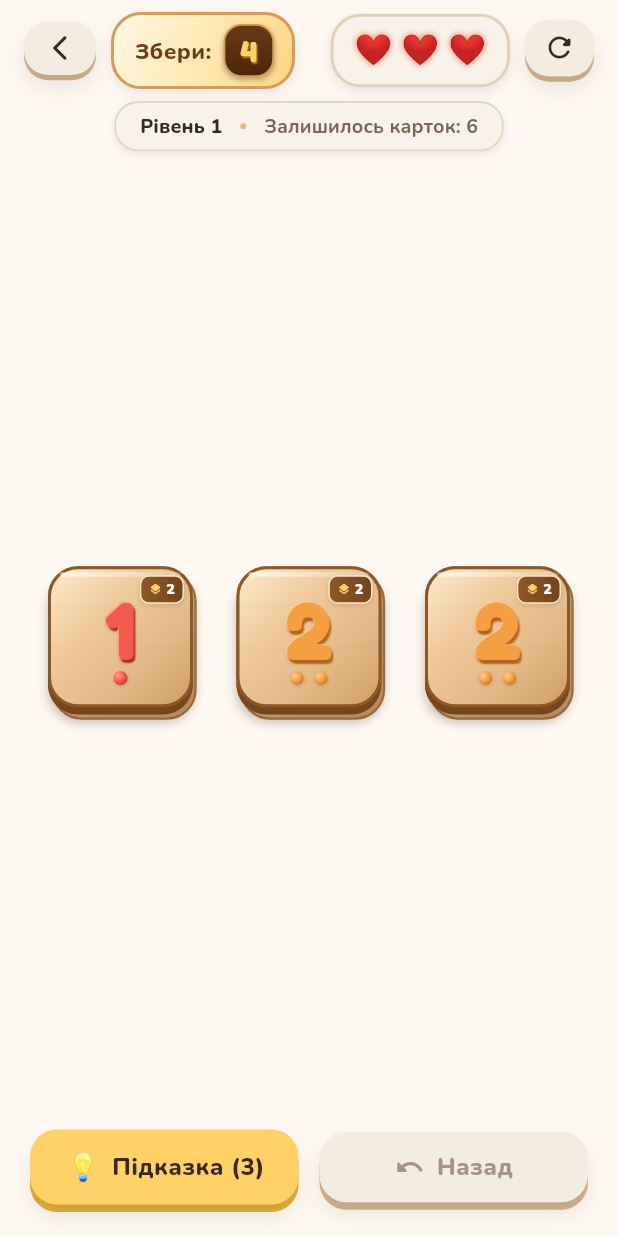
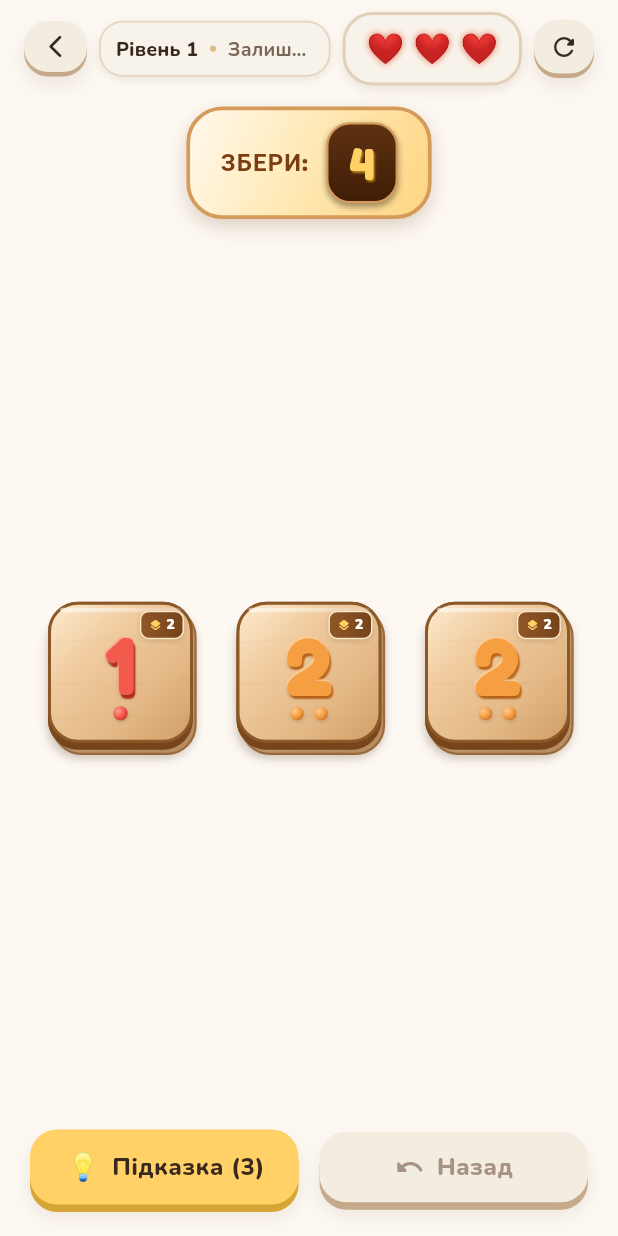
Before and after one commit to Dmitriy-ateo/VCG_NumberParts, a Flutter app: the NumberBondsGameScreen screen opened directly with sample values from the repository, on a phone screen of 412 x 824 dp. Run offline on Flutter 3.47's test engine with Material 3 defaults, Android fonts, the phone set to English and light mode, and no system bars; our stand-ins replace audioplayers, flutter_animate, google_fonts, shared_preferences; accounts and stored records are empty.

Commit message:
refactor(ui): move level status pill to header and elevate TargetBadge to prominent body element

```diff
--- a/lib/features/number_bonds_game/presentation/game_screen.dart
+++ b/lib/features/number_bonds_game/presentation/game_screen.dart
@@ -104,56 +104,25 @@ class _NumberBondsGameScreenState extends State<NumberBondsGameScreen> {
                     children: [
                       // Back Button
                       BouncyButton(
-                        height: 48,
-                        padding: const EdgeInsets.symmetric(horizontal: 14, vertical: 8),
+                        height: 44,
+                        padding: const EdgeInsets.symmetric(horizontal: 12, vertical: 8),
                         backgroundColor: AppColors.surfaceWarm,
                         shadowColor: AppColors.woodBorder,
                         borderRadius: BorderRadius.circular(16),
-                        bevelHeight: 3.5,
+                        bevelHeight: 3.0,
                         onPressed: () => Navigator.of(context).pop(),
                         child: const Icon(
                           Icons.arrow_back_ios_new_rounded,
                           color: AppColors.textPrimary,
-                          size: 20,
+                          size: 18,
                         ),
                       ),
-                      const SizedBox(width: 10),
+                      const SizedBox(width: 8),
 
-                      // Target Badge
-                      TargetBadge(
-                        targetSum: state.level.targetSum,
-                        targetEquation: state.level.targetEquation,
-                      ),
-                      const Spacer(),
-
-                      // Lives Display (3 Hearts)
-                      LivesDisplay(lives: state.lives, maxLives: state.maxLives),
-                      const SizedBox(width: 10),
-
-                      // Restart Button
-                      BouncyButton(
-                        height: 48,
-                        padding: const EdgeInsets.symmetric(horizontal: 12, vertical: 8),
-                        backgroundColor: AppColors.surfaceWarm,
-                        shadowColor: AppColors.woodBorder,
-                        borderRadius: BorderRadius.circular(16),
-                        bevelHeight: 3.5,
-                        onPressed: () => _controller.restart(),
-                        child: const Icon(
-                          Icons.refresh_rounded,
-                          color: AppColors.textPrimary,
-                          size: 22,
-                        ),
-                      ),
-                    ],
-                  ),
-                ),
-
-                // Card Selection Helper / Subtitle Banner
-                Padding(
-                  padding: const EdgeInsets.symmetric(horizontal: 20, vertical: 4),
+                      // Level + Cards Left Status Pill in Header
+                      Expanded(
                         child: Container(
-                    padding: const EdgeInsets.symmetric(horizontal: 16, vertical: 6),
+                          padding: const EdgeInsets.symmetric(horizontal: 10, vertical: 8),
                           decoration: BoxDecoration(
                             color: AppColors.backgroundCard,
                             borderRadius: BorderRadius.circular(16),
@@ -167,17 +136,18 @@ class _NumberBondsGameScreenState extends State<NumberBondsGameScreen> {
                             ],
                           ),
                           child: Row(
+                            mainAxisAlignment: MainAxisAlignment.center,
                             mainAxisSize: MainAxisSize.min,
-                      mainAxisAlignment: MainAxisAlignment.center,
                             children: [
                               Text(
                                 '${l10n.levelNumberLabel} ${state.level.levelNumber}',
                                 style: AppTextStyles.badge.copyWith(
                                   color: AppColors.textPrimary,
                                   fontWeight: FontWeight.w800,
+                                  fontSize: 13,
                                 ),
                               ),
-                        const SizedBox(width: 12),
+                              const SizedBox(width: 8),
                               Container(
                                 width: 4,
                                 height: 4,
@@ -186,16 +156,53 @@ class _NumberBondsGameScreenState extends State<NumberBondsGameScreen> {
                                   color: AppColors.woodHoney,
                                 ),
                               ),
-                        const SizedBox(width: 12),
-                        Text(
+                              const SizedBox(width: 8),
+                              Flexible(
+                                child: Text(
                                   '${l10n.remainingCards}: ${state.remainingCardsCount}',
                                   style: AppTextStyles.badge.copyWith(
                                     color: AppColors.textSecondary,
                                     fontWeight: FontWeight.w700,
+                                    fontSize: 13,
+                                  ),
+                                  overflow: TextOverflow.ellipsis,
                                 ),
                               ),
                             ],
                           ),
+                        ),
+                      ),
+                      const SizedBox(width: 8),
+
+                      // Lives Display (3 Hearts)
+                      LivesDisplay(lives: state.lives, maxLives: state.maxLives),
+                      const SizedBox(width: 8),
+
+                      // Restart Button
+                      BouncyButton(
+                        height: 44,
+                        padding: const EdgeInsets.symmetric(horizontal: 10, vertical: 8),
+                        backgroundColor: AppColors.surfaceWarm,
+                        shadowColor: AppColors.woodBorder,
+                        borderRadius: BorderRadius.circular(16),
+                        bevelHeight: 3.0,
+                        onPressed: () => _controller.restart(),
+                        child: const Icon(
+                          Icons.refresh_rounded,
+                          color: AppColors.textPrimary,
+                          size: 20,
+                        ),
+                      ),
+                    ],
+                  ),
+                ),
+
+                // Hero Target Badge in Body (Prominent & Focused)
+                Padding(
+                  padding: const EdgeInsets.fromLTRB(16, 6, 16, 2),
+                  child: TargetBadge(
+                    targetSum: state.level.targetSum,
+                    targetEquation: state.level.targetEquation,
                   ),
                 ),
 
--- a/lib/features/number_bonds_game/presentation/widgets/target_badge.dart
+++ b/lib/features/number_bonds_game/presentation/widgets/target_badge.dart
@@ -18,62 +18,76 @@ class TargetBadge extends StatelessWidget {
   Widget build(BuildContext context) {
     final l10n = AppLocalizations.of(context).strings;
     final displayText = targetEquation ?? '$targetSum';
+    final isEquation = targetEquation != null;
 
-    return Container(
-      padding: const EdgeInsets.fromLTRB(14, 6, 12, 6),
+    return Center(
+      child: Container(
+        margin: const EdgeInsets.symmetric(vertical: 4),
+        padding: const EdgeInsets.symmetric(horizontal: 20, vertical: 8),
         decoration: BoxDecoration(
           gradient: const LinearGradient(
             begin: Alignment.topLeft,
             end: Alignment.bottomRight,
             colors: [
-            Color(0xFFFFF7E6),
+              Color(0xFFFFF9EE),
               Color(0xFFFFE8B3),
               Color(0xFFFFD480),
             ],
           ),
-        borderRadius: BorderRadius.circular(20),
+          borderRadius: BorderRadius.circular(24),
           border: Border.all(
             color: const Color(0xFFD49B5A),
-          width: 2.0,
+            width: 2.5,
           ),
           boxShadow: const [
             BoxShadow(
-            color: AppColors.shadowWarm,
-            offset: Offset(0, 3),
-            blurRadius: 6,
+              color: Color(0x356B3A16),
+              offset: Offset(0, 5),
+              blurRadius: 10,
             ),
           ],
         ),
         child: Row(
           mainAxisSize: MainAxisSize.min,
+          crossAxisAlignment: CrossAxisAlignment.center,
           children: [
+            // Target Label
             Text(
-            '${l10n.targetSumDisplay}:',
-            style: AppTextStyles.titleSmall.copyWith(
-              color: const Color(0xFF6B3A16),
-              fontSize: 15,
-              fontWeight: FontWeight.w800,
+              '${l10n.targetSumDisplay.toUpperCase()}:',
+              style: GoogleFonts.fredoka(
+                color: const Color(0xFF7A3E12),
+                fontSize: 16,
+                fontWeight: FontWeight.w700,
+                letterSpacing: 0.8,
               ),
             ),
-          const SizedBox(width: 8),
+            const SizedBox(width: 12),
+
+            // Inset Dark Wood & Clay Target Plate
             Container(
-            padding: const EdgeInsets.symmetric(horizontal: 10, vertical: 2),
+              padding: EdgeInsets.symmetric(
+                horizontal: isEquation ? 16 : 14,
+                vertical: 4,
+              ),
               decoration: BoxDecoration(
                 gradient: const LinearGradient(
                   begin: Alignment.topCenter,
                   end: Alignment.bottomCenter,
                   colors: [
-                  Color(0xFF6B3A16),
-                  Color(0xFF4A250B),
+                    Color(0xFF5E3211),
+                    Color(0xFF3F1D06),
                   ],
                 ),
-              borderRadius: BorderRadius.circular(12),
-              border: Border.all(color: const Color(0xFFD49B5A), width: 1.2),
+                borderRadius: BorderRadius.circular(16),
+                border: Border.all(
+                  color: const Color(0xFFD49B5A),
+                  width: 1.5,
+                ),
                 boxShadow: const [
                   BoxShadow(
-                  color: Colors.black26,
-                  offset: Offset(0, 1.5),
-                  blurRadius: 2,
+                    color: Colors.black38,
+                    offset: Offset(0, 2),
+                    blurRadius: 3,
                   ),
                 ],
               ),
@@ -81,13 +95,13 @@ class TargetBadge extends StatelessWidget {
                 displayText,
                 style: GoogleFonts.fredoka(
                   color: const Color(0xFFFFD166),
-                fontSize: targetEquation != null ? 18 : 20,
+                  fontSize: isEquation ? 26 : 30,
                   fontWeight: FontWeight.w700,
                   shadows: const [
                     Shadow(
                       color: Color(0xFFB88517),
-                    offset: Offset(0.8, 1.2),
-                    blurRadius: 0.5,
+                      offset: Offset(1.0, 1.5),
+                      blurRadius: 1.0,
                     ),
                   ],
                 ),
@@ -95,6 +109,7 @@ class TargetBadge extends StatelessWidget {
             ),
           ],
         ),
+      ),
     );
   }
 }
```
Lines whose indentation alone changed are shown as unchanged.
